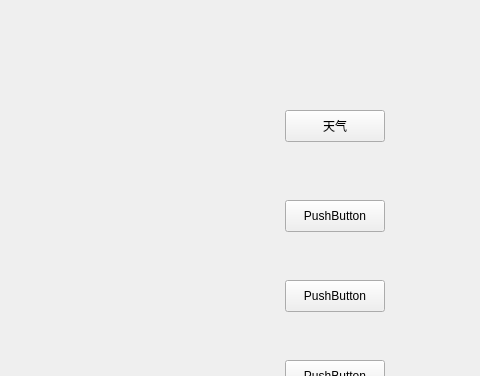
The window that weather/mainwidget.ui (Areay7/vehicle_mounted_system) describes before a commit, drawn with Qt 5; both pictures show x 405 to 885 and y 0 to 376 of the 885 by 554 pixel window.
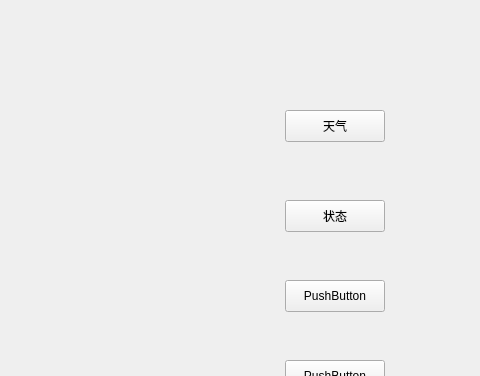
The same window after the commit.

```diff
--- a/weather/mainwidget.ui
+++ b/weather/mainwidget.ui
@@ -36,7 +36,7 @@
     </rect>
    </property>
    <property name="text">
-    <string>PushButton</string>
+    <string>状态</string>
    </property>
   </widget>
   <widget class="QPushButton" name="pushButton_3">
```
Left out of the diff: 4 changed lines with no effect on the pictures.
